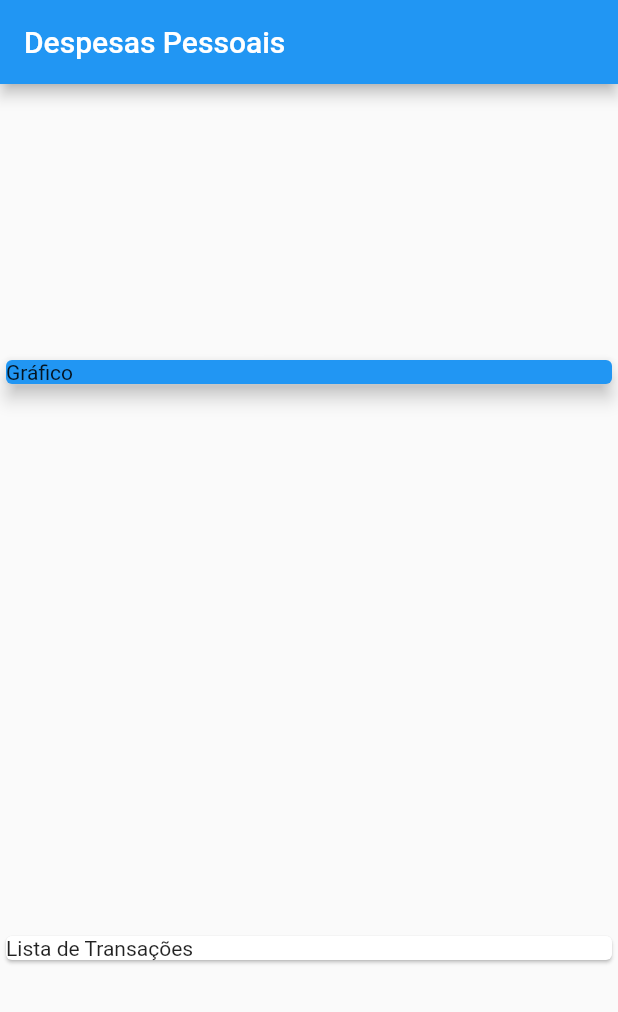
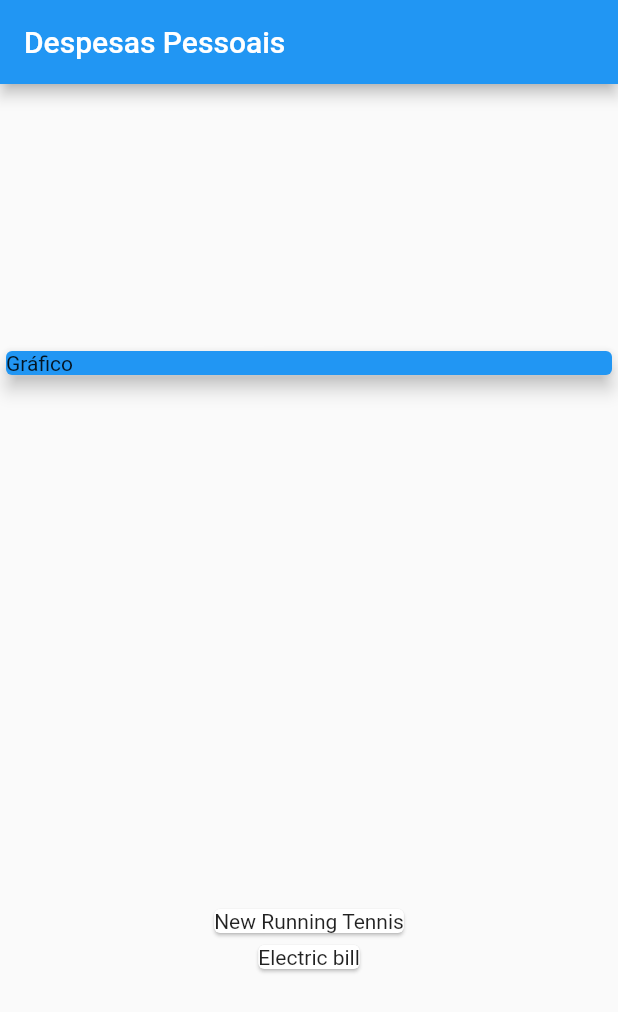
Before and after one commit to taylanbustamante/flutter-dart-projects, a Flutter app: the screen it shows after launch, on a phone screen of 412 x 824 dp. Shown: the top 1012 px of the screen. Run offline on Flutter 3.47's test engine with Material 2 defaults, Android fonts, the phone set to English and light mode, and no system bars.

Commit message:
Mapping objects

```diff
--- a/expenses/lib/main.dart
+++ b/expenses/lib/main.dart
@@ -14,8 +14,13 @@ class ExpensesApp extends StatelessWidget {
 
 class MyHomePage extends StatelessWidget {
   final _transactions = [
-    Transaction(id: 't1', title: 'New Running Tennis', value: 310.76, date: DateTime.now()),
-    Transaction(id: 't2', title: 'Electric bill', value: 211.30, date: DateTime.now()),
+    Transaction(
+        id: 't1',
+        title: 'New Running Tennis',
+        value: 310.76,
+        date: DateTime.now()),
+    Transaction(
+        id: 't2', title: 'Electric bill', value: 211.30, date: DateTime.now()),
   ];
 
   @override
@@ -36,9 +41,13 @@ class MyHomePage extends StatelessWidget {
               elevation: 5,
             ),
           ),
-          const Card(
-            child: Text("Lista de Transações"),
-          ),
+          Column(
+            children: _transactions.map((tr) {
+              return Card(
+                child: Text(tr.title),
+              );
+            }).toList(),
+          )
         ],
       ),
     );
```
